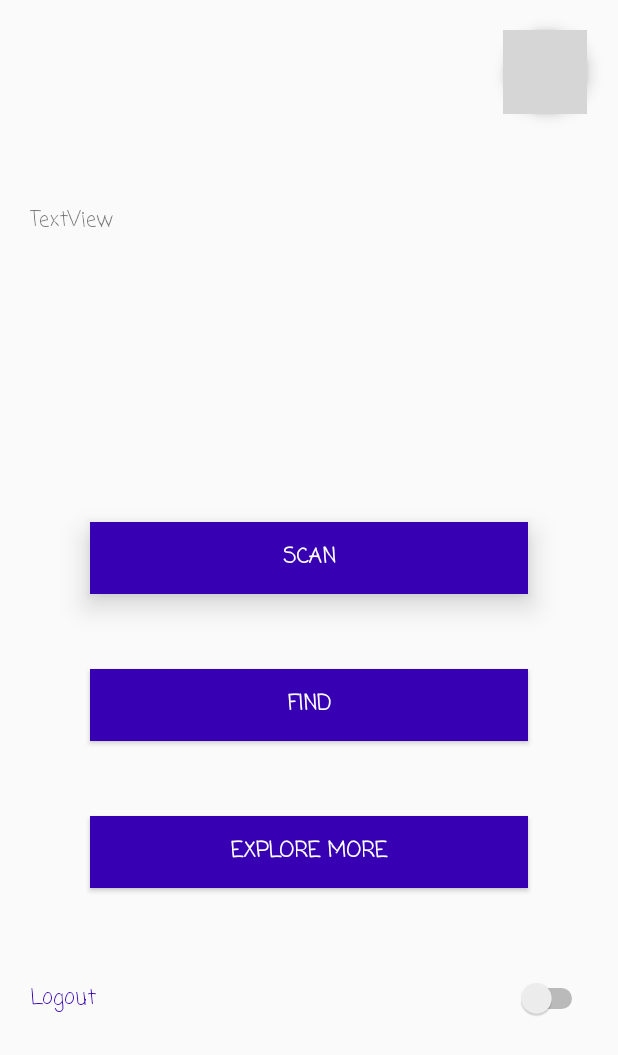
After one commit to ylau02/athena-hack, an Android app: the layout activity_main.xml on its own in the app's theme, with its tools: preview values and no code run, on a phone screen of 412 x 824 dp. The commit adds this screen. Shown: the top 1055 px of the screen. Run offline under Robolectric (Android 15) with nearby library versions, the phone set to English and light mode, and no system bars; grey boxes are pictures that could not be loaded.

Commit message:
login and main page added

```diff
--- a/docs/code/app/build.gradle
+++ b/docs/code/app/build.gradle
@@ -25,4 +25,5 @@ dependencies {
     testImplementation 'junit:junit:4.12'
     androidTestImplementation 'com.android.support.test:runner:1.0.2'
     androidTestImplementation 'com.android.support.test.espresso:espresso-core:3.0.2'
+    implementation 'com.google.android.gms:play-services-maps:16.1.0'
 }
--- a/docs/code/app/src/main/res/layout/activity_login.xml
+++ b/docs/code/app/src/main/res/layout/activity_login.xml
@@ -5,10 +5,10 @@
     android:layout_height="match_parent"
     android:gravity="center_horizontal"
     android:orientation="vertical"
+    android:paddingLeft="@dimen/activity_horizontal_margin"
+    android:paddingTop="@dimen/activity_vertical_margin"
+    android:paddingRight="@dimen/activity_horizontal_margin"
     android:paddingBottom="@dimen/activity_vertical_margin"
-    android:paddingLeft="@dimen/activity_horizontal_margin"
-    android:paddingRight="@dimen/activity_horizontal_margin"
-    android:paddingTop="@dimen/activity_vertical_margin"
     tools:context=".LoginActivity">
 
     <!-- Login progress -->
@@ -18,18 +18,21 @@
         android:layout_width="wrap_content"
         android:layout_height="wrap_content"
         android:layout_marginBottom="8dp"
-        android:visibility="gone"/>
+        android:visibility="gone" />
 
     <ScrollView
         android:id="@+id/login_form"
         android:layout_width="match_parent"
-        android:layout_height="match_parent">
+        android:layout_height="match_parent"
+        android:fillViewport="true">
 
         <LinearLayout
             android:id="@+id/email_login_form"
             android:layout_width="match_parent"
             android:layout_height="wrap_content"
-            android:orientation="vertical">
+            android:gravity="center_horizontal"
+            android:orientation="vertical"
+            android:visibility="visible">
 
             <android.support.design.widget.TextInputLayout
                 android:layout_width="match_parent"
@@ -38,11 +41,14 @@
                 <AutoCompleteTextView
                     android:id="@+id/email"
                     android:layout_width="match_parent"
-                android:layout_height="wrap_content"
+                    android:layout_height="match_parent"
+                    android:backgroundTint="@android:color/holo_green_light"
+                    android:completionHint="text @string/prompt_email"
                     android:hint="@string/prompt_email"
                     android:inputType="textEmailAddress"
                     android:maxLines="1"
-                android:singleLine="true"/>
+                    android:popupBackground="@id/email_login_form"
+                    android:singleLine="true" />
 
             </android.support.design.widget.TextInputLayout>
 
@@ -60,7 +66,8 @@
                     android:imeOptions="actionUnspecified"
                     android:inputType="textPassword"
                     android:maxLines="1"
-                android:singleLine="true"/>
+                    android:singleLine="true"
+                    android:textColor="@android:color/holo_green_light" />
 
             </android.support.design.widget.TextInputLayout>
 
@@ -70,8 +77,14 @@
                 android:layout_width="match_parent"
                 android:layout_height="wrap_content"
                 android:layout_marginTop="16dp"
-                android:text="@string/action_sign_in"
-                android:textStyle="bold"/>
+                android:background="@color/design_default_color_primary_dark"
+                android:fontFamily="casual"
+                android:text="Sign In"
+                android:textAppearance="@style/TextAppearance.AppCompat.Widget.Button.Colored"
+                android:textColor="@color/common_google_signin_btn_text_dark_default"
+                android:textSize="14sp"
+                android:textStyle="bold"
+                android:typeface="normal" />
 
         </LinearLayout>
     </ScrollView>
--- /dev/null
+++ b/docs/code/app/src/main/res/layout/activity_main.xml
@@ -0,0 +1,95 @@
+<?xml version="1.0" encoding="utf-8"?>
+<LinearLayout xmlns:android="http://schemas.android.com/apk/res/android"
+    xmlns:app="http://schemas.android.com/apk/res-auto"
+    xmlns:tools="http://schemas.android.com/tools"
+    android:layout_width="match_parent"
+    android:layout_height="match_parent"
+    android:layout_margin="10dp"
+    android:orientation="vertical">
+
+    <android.support.design.widget.FloatingActionButton
+        android:id="@+id/floatingActionButton"
+        android:layout_width="wrap_content"
+        android:layout_height="wrap_content"
+        android:layout_marginLeft="325dp"
+        android:layout_marginTop="10dp"
+        android:layout_marginBottom="10dp"
+        android:clickable="true"
+        tools:srcCompat="@tools:sample/avatars" />
+
+    <TextView
+        android:id="@+id/ViewReward"
+        android:layout_width="match_parent"
+        android:layout_height="162dp"
+        android:layout_marginLeft="10dp"
+        android:layout_marginTop="50dp"
+        android:layout_marginRight="10dp"
+        android:contentDescription="Reward @string/hide_bottom_view_on_scroll_behavior"
+        android:fontFamily="casual"
+        android:text="TextView" />
+
+    <Button
+        android:id="@+id/btnScan"
+        style="@style/Widget.AppCompat.Button.Borderless.Colored"
+        android:layout_width="match_parent"
+        android:layout_height="wrap_content"
+        android:layout_marginStart="50dp"
+        android:layout_marginTop="50dp"
+        android:layout_marginEnd="50dp"
+        android:layout_marginRight="50dp"
+        android:layout_marginBottom="50dp"
+        android:background="@color/design_default_color_primary_dark"
+        android:baselineAligned="false"
+        android:elevation="11dp"
+        android:fontFamily="casual"
+        android:text="Scan"
+        android:textColor="@color/common_google_signin_btn_text_dark_default"
+        android:textSize="14sp"
+        android:textStyle="bold"
+        android:typeface="normal" />
+
+    <Button
+        android:id="@+id/btnFind"
+        style="@style/Widget.AppCompat.Button.Colored"
+        android:layout_width="match_parent"
+        android:layout_height="wrap_content"
+        android:layout_marginLeft="50dp"
+        android:layout_marginRight="50dp"
+        android:layout_marginBottom="50dp"
+        android:background="@color/design_default_color_primary_dark"
+        android:fontFamily="casual"
+        android:text="Find"
+        android:textSize="14sp"
+        android:textStyle="bold"
+        android:typeface="normal" />
+
+    <Button
+        android:id="@+id/btnExplore"
+        style="@style/Widget.AppCompat.Button.Colored"
+        android:layout_width="match_parent"
+        android:layout_height="wrap_content"
+        android:layout_marginStart="50dp"
+        android:layout_marginLeft="50dp"
+        android:layout_marginEnd="50dp"
+        android:layout_marginRight="50dp"
+        android:layout_marginBottom="50dp"
+        android:background="@color/design_default_color_primary_dark"
+        android:baselineAligned="false"
+        android:fontFamily="casual"
+        android:text="Explore more"
+        android:textSize="14sp"
+        android:textStyle="bold"
+        android:typeface="normal" />
+
+    <Switch
+        android:id="@+id/btnLogout"
+        android:layout_width="match_parent"
+        android:layout_height="wrap_content"
+        android:layout_margin="10dp"
+        android:fontFamily="casual"
+        android:text="Logout"
+        android:textColor="@color/design_default_color_primary_dark"
+        android:textSize="14sp"
+        android:typeface="normal" />
+
+</LinearLayout>
```
Lines whose indentation alone changed are shown as unchanged.
